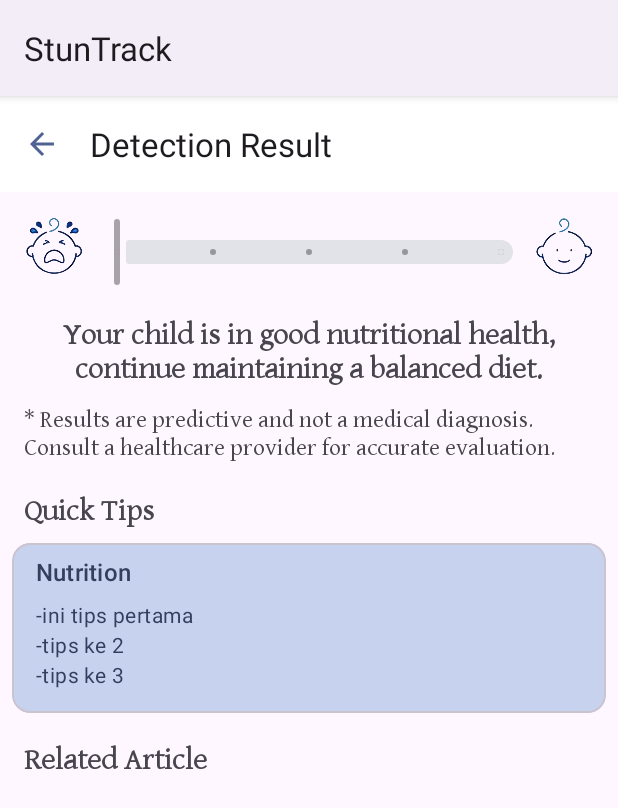
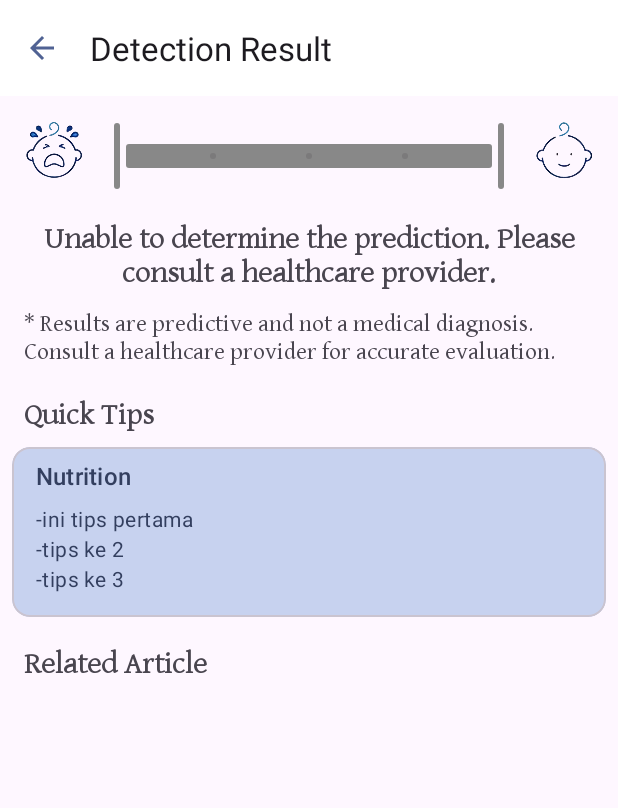
Before and after one commit to RyanRizaldy/StuntTrack, an Android app: the ResultActivity screen opened directly, with no data from a screen before it, on a phone screen of 412 x 824 dp. Shown: the top 808 px of the screen. Run offline under Robolectric (Android 15) with nearby library versions, the phone set to English and light mode, and no system bars.

Commit message:
prediction
stunting prediction function with slider

```diff
--- a/capstoneProject/MD/app/src/main/AndroidManifest.xml
+++ b/capstoneProject/MD/app/src/main/AndroidManifest.xml
@@ -38,6 +38,7 @@
             android:windowSoftInputMode="adjustPan|stateHidden"/>
         <activity
             android:name=".ui.result.ResultActivity"
+
             android:exported="false" />
         <activity
             android:name=".ui.news.detail.NewsDetailsActivity"
--- a/capstoneProject/MD/app/src/main/java/com/bangkit/stuntack/ui/result/ResultActivity.kt
+++ b/capstoneProject/MD/app/src/main/java/com/bangkit/stuntack/ui/result/ResultActivity.kt
@@ -1,21 +1,101 @@
 package com.bangkit.stuntack.ui.result
 
+import android.content.res.ColorStateList
+import android.graphics.Color
 import android.os.Bundle
 import androidx.activity.enableEdgeToEdge
 import androidx.appcompat.app.AppCompatActivity
 import androidx.core.view.ViewCompat
 import androidx.core.view.WindowInsetsCompat
 import com.bangkit.stuntack.R
+import com.bangkit.stuntack.databinding.ActivityResultBinding
+import java.util.Locale
 
 class ResultActivity : AppCompatActivity() {
+    private lateinit var binding: ActivityResultBinding
+
     override fun onCreate(savedInstanceState: Bundle?) {
         super.onCreate(savedInstanceState)
-        enableEdgeToEdge()
-        setContentView(R.layout.activity_result)
-        ViewCompat.setOnApplyWindowInsetsListener(findViewById(R.id.main)) { v, insets ->
-            val systemBars = insets.getInsets(WindowInsetsCompat.Type.systemBars())
-            v.setPadding(systemBars.left, systemBars.top, systemBars.right, systemBars.bottom)
-            insets
+        supportActionBar?.hide()
+        binding = ActivityResultBinding.inflate(layoutInflater)
+        setContentView(binding.root)
+
+        // Ambil status prediksi dari intent
+        val predictedClass = intent.getStringExtra("PREDICTED_CLASS") ?: ""
+
+        // Peta status prediksi ke pesan khusus
+        val predictionMessage = getCustomMessage(predictedClass)
+
+        // Tentukan nilai untuk slider (misalnya, berdasarkan status prediksi)
+        val sliderValue = when (predictedClass) {
+            "severely_stunted" -> "sangat stunting"
+            "stunted" -> "stunting"
+            "normal" -> "normal"
+            "high_nutrition" -> "baik"
+            else -> "unknown"
+        }
+
+        // Atur RangeSlider dan tampilkan pesan hasil prediksi
+        setRangeSliderResult(sliderValue)
+        binding.stuntResult.text = getCustomMessage(predictedClass)
+
+        // Button untuk kembali
+//        binding.btnBack.setOnClickListener {
+//            finish()
+//        }
+    }
+
+    private fun setRangeSliderResult(result: String) {
+        // Mendeklarasikan minValue, maxValue, dan color untuk setiap status
+        val minValue: Float
+        val maxValue: Float
+        val color: Int
+
+        when (result) {
+            "sangat stunting" -> {
+                minValue = 0f
+                maxValue = 1f
+                color = Color.parseColor("#ba1a1a") // Merah untuk sangat stunting
+            }
+            "stunting" -> {
+                minValue = 1f
+                maxValue = 2f
+                color = Color.parseColor("#F17600") // Oranye untuk stunting
+            }
+            "normal" -> {
+                minValue = 2f
+                maxValue = 3f
+                color = Color.parseColor("#FED000") // Kuning untuk normal
+            }
+            "baik" -> {
+                minValue = 3f
+                maxValue = 4f
+                color = Color.parseColor("#00A26A") // Hijau untuk baik
+            }
+            else -> {
+                minValue = 0f
+                maxValue = 4f
+                color = Color.GRAY // Gray jika status tidak dikenal
+            }
+        }
+
+        // Mengatur nilai pada RangeSlider dengan dua nilai
+        binding.statusRangeSlider.setValues(minValue, maxValue)
+
+        // Mengatur warna track aktif dan thumb secara programatis
+        binding.statusRangeSlider.trackActiveTintList = ColorStateList.valueOf(color)
+        binding.statusRangeSlider.trackInactiveTintList = ColorStateList.valueOf(Color.parseColor("#F3F3F3"))
+        binding.statusRangeSlider.thumbTintList = ColorStateList.valueOf(color)
+    }
+
+    private fun getCustomMessage(predictedClass: String): String {
+        return when (predictedClass) {
+            "severely_stunted" -> "Your child is severely stunted and needs immediate medical attention."
+            "stunted" -> "Your child is stunted and requires nutritional support and monitoring."
+            "normal" -> "Your child's growth is normal, but continue to ensure proper nutrition."
+            "high_nutrition" -> "Your child is in good nutritional health, continue maintaining a balanced diet."
+            else -> "Unable to determine the prediction. Please consult a healthcare provider."
         }
     }
+
 }
--- a/capstoneProject/MD/app/src/main/res/layout/activity_result.xml
+++ b/capstoneProject/MD/app/src/main/res/layout/activity_result.xml
@@ -51,8 +51,7 @@
             android:stepSize="1"
             android:valueFrom="0"
             android:valueTo="4"
-            android:layout_weight="3"
-            />
+            android:layout_weight="3" />
 
         <ImageView
             android:layout_width="40dp"
```
Also changed, not shown: capstoneProject/MD/app/src/main/java/com/bangkit/stuntack/data/remote/response/ModelResponse.kt (added, +12 -0 lines), capstoneProject/MD/app/src/main/java/com/bangkit/stuntack/data/remote/response/PredictionRequest.kt (added, +12 -0 lines), capstoneProject/MD/app/src/main/java/com/bangkit/stuntack/data/remote/retrofit/ApiService.kt (+11 -0 lines), capstoneProject/MD/app/src/main/java/com/bangkit/stuntack/data/remote/retrofit/Config.kt (added, +26 -0 lines), capstoneProject/MD/app/src/main/java/com/bangkit/stuntack/ui/tracking/TrackingFragment.kt (+53 -21 lines).
